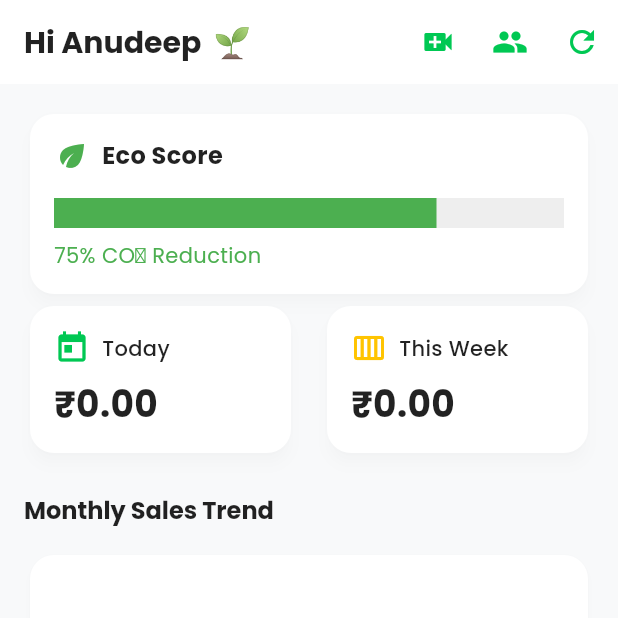
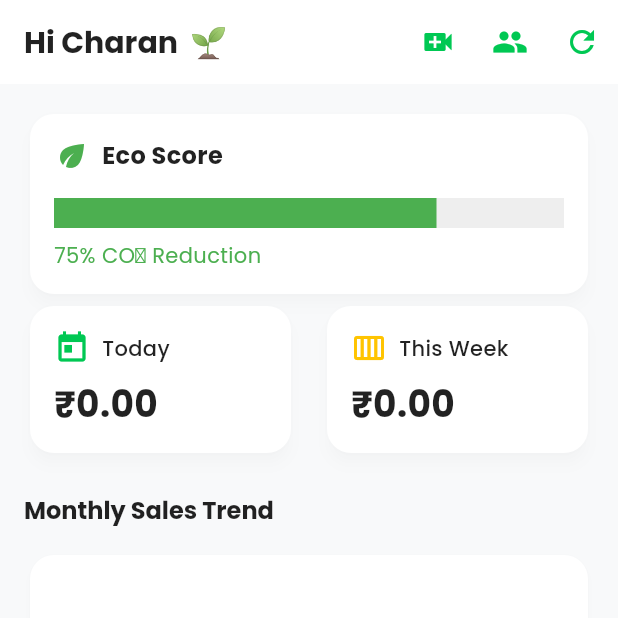
Before and after one commit to venkatacharan22/BizzBuddy, a Flutter app: the DashboardScreen screen opened by its route, on a phone screen of 412 x 824 dp, the top half of it. Run offline on Flutter 3.47's test engine with Material 3 defaults, Android fonts, the light colour scheme and no system bars; drawn by our look-alikes of fl_chart, flutter_animate; our stand-ins replace avatar_glow, csv, file_picker, flutter_riverpod, flutter_secure_storage, flutter_slidable and 12 more; missing offline and left inert: excel, stream_video_flutter; accounts and stored records are empty; network calls fail; statements that could not run were skipped.

Commit message:
Update greeting: Change 'Hi Anudeep' to 'Hi Charan' in dashboard

```diff
--- a/lib/views/dashboard/dashboard_screen.dart
+++ b/lib/views/dashboard/dashboard_screen.dart
@@ -107,7 +107,7 @@ class _DashboardScreenState extends ConsumerState<DashboardScreen> {
         title: Row(
           children: [
             Text(
-              'Hi Anudeep',
+              'Hi Charan',
               style: AppTheme.headingStyle.copyWith(fontSize: 20),
             ),
             const SizedBox(width: 8),
```
